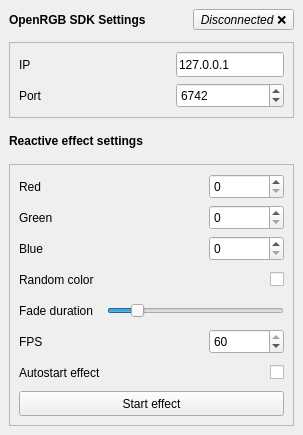
The window that src/mousereactivergb.ui (Odizinne/MouseReactiveRGB) describes before a commit, drawn with Qt 5.
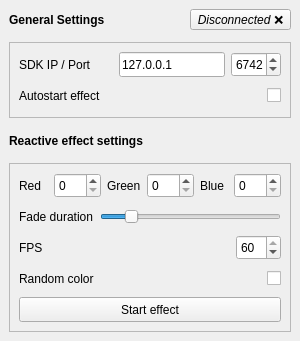
The same window after the commit.

Commit message: reworked connection, reworked ui

```diff
--- a/src/mousereactivergb.ui
+++ b/src/mousereactivergb.ui
@@ -6,13 +6,13 @@
    <rect>
     <x>0</x>
     <y>0</y>
-    <width>303</width>
-    <height>435</height>
+    <width>300</width>
+    <height>341</height>
    </rect>
   </property>
   <property name="minimumSize">
    <size>
-    <width>303</width>
+    <width>300</width>
     <height>0</height>
    </size>
   </property>
@@ -38,7 +38,7 @@
        </font>
       </property>
       <property name="text">
-       <string>OpenRGB SDK Settings</string>
+       <string>General Settings</string>
       </property>
      </widget>
     </item>
@@ -54,52 +54,7 @@
        <property name="spacing">
         <number>6</number>
        </property>
-       <item row="0" column="0">
-        <widget class="QLabel" name="label_5">
-         <property name="minimumSize">
-          <size>
-           <width>0</width>
-           <height>0</height>
-          </size>
-         </property>
-         <property name="text">
-          <string>IP</string>
-         </property>
-        </widget>
-       </item>
-       <item row="1" column="0">
-        <widget class="QLabel" name="label_6">
-         <property name="minimumSize">
-          <size>
-           <width>0</width>
-           <height>0</height>
-          </size>
-         </property>
-         <property name="text">
-          <string>Port</string>
-         </property>
-        </widget>
-       </item>
-       <item row="1" column="3">
-        <widget class="QSpinBox" name="portSpinBox">
-         <property name="minimumSize">
-          <size>
-           <width>100</width>
-           <height>25</height>
-          </size>
-         </property>
-         <property name="minimum">
-          <number>1</number>
-         </property>
-         <property name="maximum">
-          <number>65535</number>
-         </property>
-         <property name="value">
-          <number>6742</number>
-         </property>
-        </widget>
-       </item>
-       <item row="1" column="1" colspan="2">
+       <item row="0" column="1" colspan="2">
         <spacer name="horizontalSpacer_2">
          <property name="minimumSize">
           <size>
@@ -137,95 +92,53 @@
          </property>
         </widget>
        </item>
-      </layout>
-     </widget>
-    </item>
-    <item row="3" column="0" colspan="2">
-     <widget class="QFrame" name="frame_2">
-      <property name="frameShape">
-       <enum>QFrame::Shape::StyledPanel</enum>
-      </property>
-      <property name="frameShadow">
-       <enum>QFrame::Shadow::Raised</enum>
-      </property>
-      <layout class="QGridLayout" name="gridLayout_3">
-       <property name="spacing">
-        <number>6</number>
-       </property>
-       <item row="3" column="0">
-        <widget class="QLabel" name="label_9">
+       <item row="0" column="4">
+        <widget class="QSpinBox" name="portSpinBox">
          <property name="minimumSize">
           <size>
-           <width>0</width>
-           <height>0</height>
-          </size>
-         </property>
-         <property name="text">
-          <string>Random color</string>
-         </property>
-        </widget>
-       </item>
-       <item row="2" column="2">
-        <widget class="QSpinBox" name="bSpinBox">
-         <property name="minimumSize">
-          <size>
-           <width>75</width>
+           <width>50</width>
            <height>25</height>
           </size>
          </property>
-         <property name="maximum">
-          <number>255</number>
+         <property name="minimum">
+          <number>1</number>
          </property>
-        </widget>
-       </item>
-       <item row="0" column="2">
-        <widget class="QSpinBox" name="rSpinBox">
-         <property name="minimumSize">
-          <size>
-           <width>75</width>
-           <height>25</height>
-          </size>
-         </property>
          <property name="maximum">
-          <number>255</number>
+          <number>65535</number>
          </property>
-        </widget>
-       </item>
-       <item row="5" column="0">
-        <widget class="QLabel" name="label_10">
-         <property name="text">
-          <string>FPS</string>
+         <property name="value">
+          <number>6742</number>
          </property>
         </widget>
        </item>
-       <item row="0" column="1">
-        <spacer name="horizontalSpacer">
+       <item row="0" column="0">
+        <widget class="QLabel" name="label_5">
          <property name="minimumSize">
           <size>
            <width>0</width>
            <height>0</height>
           </size>
          </property>
-         <property name="orientation">
-          <enum>Qt::Orientation::Horizontal</enum>
+         <property name="text">
+          <string>SDK IP / Port</string>
          </property>
-         <property name="sizeHint" stdset="0">
-          <size>
-           <width>40</width>
-           <height>20</height>
-          </size>
-         </property>
-        </spacer>
+        </widget>
        </item>
-       <item row="6" column="0">
+       <item row="1" column="0">
         <widget class="QLabel" name="label_11">
+         <property name="minimumSize">
+          <size>
+           <width>0</width>
+           <height>0</height>
+          </size>
+         </property>
          <property name="text">
           <string>Autostart effect</string>
          </property>
         </widget>
        </item>
-       <item row="3" column="2">
-        <widget class="QCheckBox" name="randomCheckBox">
+       <item row="1" column="4">
+        <widget class="QCheckBox" name="autostartCheckBox">
          <property name="minimumSize">
           <size>
            <width>0</width>
@@ -240,21 +153,121 @@
          </property>
         </widget>
        </item>
-       <item row="2" column="0">
-        <widget class="QLabel" name="label_3">
+      </layout>
+     </widget>
+    </item>
+    <item row="3" column="0" colspan="2">
+     <widget class="QFrame" name="frame_2">
+      <property name="frameShape">
+       <enum>QFrame::Shape::StyledPanel</enum>
+      </property>
+      <property name="frameShadow">
+       <enum>QFrame::Shadow::Raised</enum>
+      </property>
+      <layout class="QGridLayout" name="gridLayout_3">
+       <property name="spacing">
+        <number>6</number>
+       </property>
+       <item row="0" column="0" colspan="3">
+        <layout class="QGridLayout" name="gridLayout_4">
+         <item row="1" column="3">
+          <widget class="QSpinBox" name="gSpinBox">
+           <property name="minimumSize">
+            <size>
+             <width>0</width>
+             <height>25</height>
+            </size>
+           </property>
+           <property name="maximum">
+            <number>255</number>
+           </property>
+          </widget>
+         </item>
+         <item row="1" column="1">
+          <widget class="QSpinBox" name="rSpinBox">
+           <property name="minimumSize">
+            <size>
+             <width>0</width>
+             <height>25</height>
+            </size>
+           </property>
+           <property name="maximum">
+            <number>255</number>
+           </property>
+          </widget>
+         </item>
+         <item row="1" column="0">
+          <widget class="QLabel" name="label">
+           <property name="minimumSize">
+            <size>
+             <width>0</width>
+             <height>0</height>
+            </size>
+           </property>
+           <property name="text">
+            <string>Red</string>
+           </property>
+          </widget>
+         </item>
+         <item row="1" column="4">
+          <widget class="QLabel" name="label_3">
+           <property name="minimumSize">
+            <size>
+             <width>0</width>
+             <height>0</height>
+            </size>
+           </property>
+           <property name="text">
+            <string>Blue</string>
+           </property>
+          </widget>
+         </item>
+         <item row="1" column="2">
+          <widget class="QLabel" name="label_2">
+           <property name="minimumSize">
+            <size>
+             <width>0</width>
+             <height>0</height>
+            </size>
+           </property>
+           <property name="text">
+            <string>Green</string>
+           </property>
+          </widget>
+         </item>
+         <item row="1" column="5">
+          <widget class="QSpinBox" name="bSpinBox">
+           <property name="minimumSize">
+            <size>
+             <width>0</width>
+             <height>25</height>
+            </size>
+           </property>
+           <property name="maximum">
+            <number>255</number>
+           </property>
+          </widget>
+         </item>
+        </layout>
+       </item>
+       <item row="10" column="0" colspan="3">
+        <widget class="QPushButton" name="startstopButton">
          <property name="minimumSize">
           <size>
            <width>0</width>
-           <height>0</height>
+           <height>25</height>
           </size>
          </property>
          <property name="text">
-          <string>Blue</string>
+          <string>Start effect</string>
+         </property>
+         <property name="checkable">
+          <bool>false</bool>
          </property>
         </widget>
        </item>
        <item row="1" column="0">
-        <widget class="QLabel" name="label_2">
+        <widget class="QLabel" name="label_4">
          <property name="minimumSize">
           <size>
            <width>0</width>
@@ -262,11 +275,11 @@
           </size>
          </property>
          <property name="text">
-          <string>Green</string>
+          <string>Fade duration</string>
          </property>
         </widget>
        </item>
-       <item row="4" column="1" colspan="2">
+       <item row="1" column="1" colspan="2">
         <widget class="QSlider" name="fadeDurationSlider">
          <property name="minimumSize">
           <size>
@@ -291,24 +304,31 @@
          </property>
         </widget>
        </item>
-       <item row="4" column="0">
-        <widget class="QLabel" name="label_4">
-         <property name="minimumSize">
-          <size>
-           <width>0</width>
-           <height>0</height>
-          </size>
-         </property>
+       <item row="2" column="0">
+        <widget class="QLabel" name="label_10">
          <property name="text">
-          <string>Fade duration</string>
+          <string>FPS</string>
          </property>
         </widget>
        </item>
-       <item row="5" column="2">
+       <item row="2" column="1">
+        <spacer name="horizontalSpacer">
+         <property name="orientation">
+          <enum>Qt::Orientation::Horizontal</enum>
+         </property>
+         <property name="sizeHint" stdset="0">
+          <size>
+           <width>40</width>
+           <height>20</height>
+          </size>
+         </property>
+        </spacer>
+       </item>
+       <item row="2" column="2">
         <widget class="QSpinBox" name="fpsSpinBox">
          <property name="minimumSize">
           <size>
-           <width>0</width>
+           <width>45</width>
            <height>25</height>
           </size>
          </property>
@@ -323,21 +343,8 @@
          </property>
         </widget>
        </item>
-       <item row="1" column="2">
-        <widget class="QSpinBox" name="gSpinBox">
-         <property name="minimumSize">
-          <size>
-           <width>75</width>
-           <height>25</height>
-          </size>
-         </property>
-         <property name="maximum">
-          <number>255</number>
-         </property>
-        </widget>
-       </item>
-       <item row="0" column="0">
-        <widget class="QLabel" name="label">
+       <item row="3" column="0">
+        <widget class="QLabel" name="label_9">
          <property name="minimumSize">
           <size>
            <width>0</width>
@@ -345,28 +352,12 @@
           </size>
          </property>
          <property name="text">
-          <string>Red</string>
+          <string>Random color</string>
          </property>
         </widget>
        </item>
-       <item row="7" column="0" colspan="3">
-        <widget class="QPushButton" name="startstopButton">
-         <property name="minimumSize">
-          <size>
-           <width>0</width>
-           <height>25</height>
-          </size>
-         </property>
-         <property name="text">
-          <string>Start effect</string>
-         </property>
-         <property name="checkable">
-          <bool>false</bool>
-         </property>
-        </widget>
-       </item>
-       <item row="6" column="2">
-        <widget class="QCheckBox" name="autostartCheckBox">
+       <item row="3" column="2">
+        <widget class="QCheckBox" name="randomCheckBox">
          <property name="minimumSize">
           <size>
            <width>0</width>
```
The commit also changes 3 other files.
